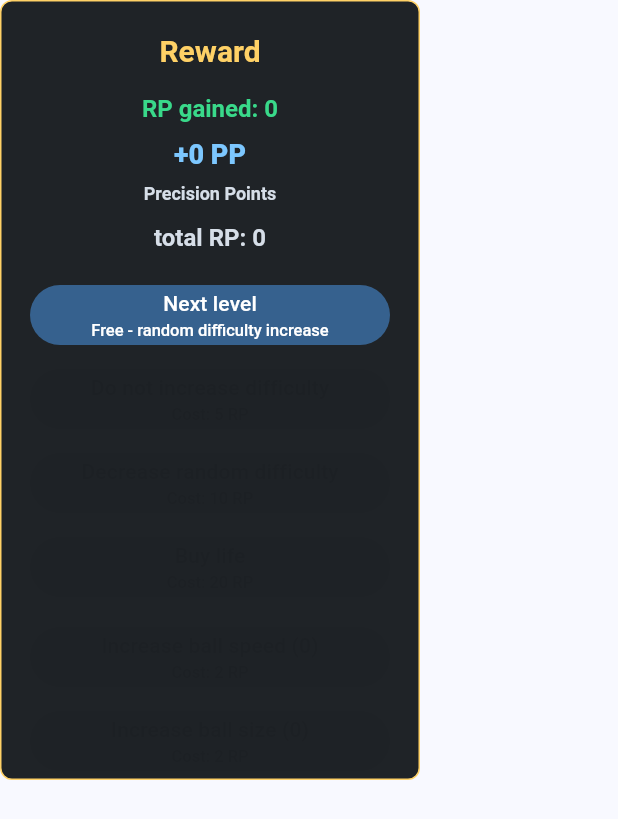
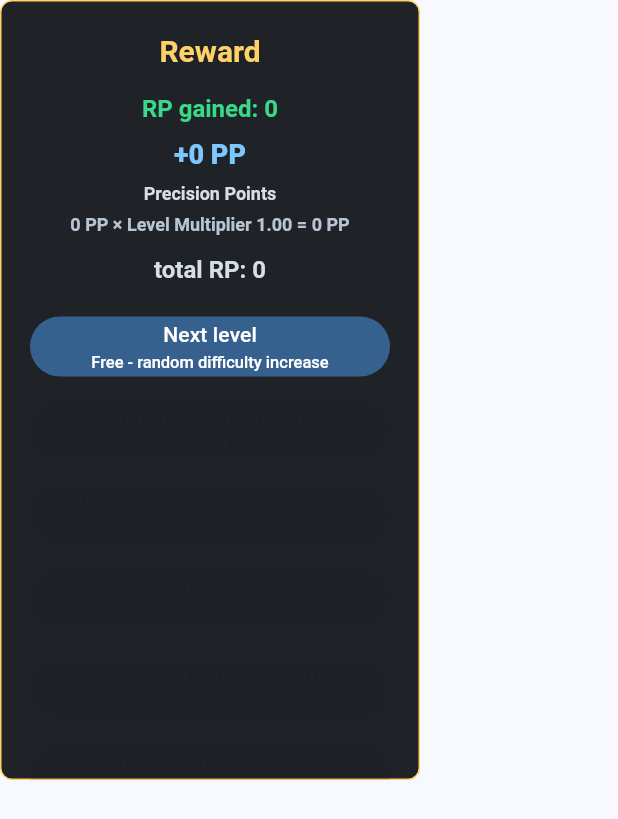
Before and after one commit to negoropo/stoppy_app, a Flutter app: the PostHitRewardOverlay widget shown alone on an empty page, opened directly with empty values, on a phone screen of 412 x 824 dp. Shown: the top 819 px of the screen. Run offline on Flutter 3.47's test engine with Material 3 defaults, Android fonts, the phone set to English and light mode, and no system bars.

Commit message:
Complete Session 8 - Precision Points

```diff
--- a/lib/features/game/config/game_geometry_config.dart
+++ b/lib/features/game/config/game_geometry_config.dart
@@ -5,7 +5,7 @@ class GameGeometryConfig {
     this.safeZoneStartAngle = -math.pi / 3,
     this.safeZoneSweepAngle = math.pi / 3,
     this.targetAngle = math.pi / 4,
-    this.targetToleranceAngle = 0.08,
+    this.targetToleranceAngle = 0.01,
     this.circleStrokeWidth = 10,
     this.safeZoneStrokeWidth = 14,
     this.targetStrokeWidth = 5,
--- a/lib/features/game/domain/level_generator.dart
+++ b/lib/features/game/domain/level_generator.dart
@@ -139,7 +139,7 @@ class LevelGenerator {
 
     // Ball size is deterministic and monotonic: easier levels have a larger
     // contact area, while higher levels shrink it to demand more precision.
-    return _lerpDouble(start: 18, end: 8, level: level);
+    return _lerpDouble(start: 24, end: 8, level: level);
   }
 
   static Duration stopTimeLimitForLevel(int level) {
--- a/lib/features/game/engine/precision_point_result.dart
+++ b/lib/features/game/engine/precision_point_result.dart
@@ -1,11 +1,23 @@
 class PrecisionPointResult {
   const PrecisionPointResult({
     required this.awardedPP,
+    int? basePP,
+    this.levelMultiplier = 1,
     required this.angularDistance,
     required this.normalizedPrecision,
-  });
+  }) : basePP = basePP ?? awardedPP;
 
+  /// Final PP that is shown to the player and added to the run total.
   final int awardedPP;
+
+  /// Base PP produced by the circular precision formula before run-level
+  /// scaling is applied.
+  final int basePP;
+
+  /// Multiplier applied by the current run level. A value of 1 keeps base PP
+  /// unchanged, which is what the base precision calculator returns.
+  final double levelMultiplier;
+
   final double angularDistance;
   final double normalizedPrecision;
 }
--- a/lib/features/game/rendering/game_area_painter.dart
+++ b/lib/features/game/rendering/game_area_painter.dart
@@ -40,6 +40,12 @@ class GameAreaPainter extends CustomPainter {
     canvas.drawCircle(center, radius, circlePaint);
     _drawSafeZoneRewardSegments(canvas, circleRect);
 
+    _drawTargetHitZone(
+      canvas,
+      circleRect,
+      geometry.targetAngle,
+    );
+
     _drawTargetMarker(
       canvas,
       center,
@@ -51,6 +57,26 @@ class GameAreaPainter extends CustomPainter {
       _pointOnCircle(center, radius, ballAngle),
       geometry.ballRadius,
       ballPaint,
+    );
+  }
+
+  void _drawTargetHitZone(
+      Canvas canvas,
+      Rect circleRect,
+      double angle,
+      ) {
+    final hitZonePaint = Paint()
+      ..color = const Color(0x66FFD166)
+      ..style = PaintingStyle.stroke
+      ..strokeWidth = geometry.safeZoneStrokeWidth
+      ..strokeCap = StrokeCap.round;
+
+    canvas.drawArc(
+      circleRect,
+      angle - geometry.targetToleranceAngle,
+      geometry.targetToleranceAngle * 2,
+      false,
+      hitZonePaint,
     );
   }
 
--- a/lib/features/game/widgets/post_hit_reward_overlay.dart
+++ b/lib/features/game/widgets/post_hit_reward_overlay.dart
@@ -85,6 +85,16 @@ class PostHitRewardOverlay extends StatelessWidget {
                 'Precision Points',
                 style: TextStyle(
                   color: Color(0xFFD6DEE8),
+                  fontSize: 12,
+                  fontWeight: FontWeight.w700,
+                  letterSpacing: 0,
+                ),
+              ),
+              const SizedBox(height: 4),
+              Text(
+                _precisionPointBreakdown(precisionPointResult),
+                style: const TextStyle(
+                  color: Color(0xFFB8C5D4),
                   fontSize: 12,
                   fontWeight: FontWeight.w700,
                   letterSpacing: 0,
@@ -185,6 +195,10 @@ class PostHitRewardOverlay extends StatelessWidget {
       ),
     );
   }
+
+  String _precisionPointBreakdown(PrecisionPointResult result) {
+    return '${result.basePP} PP × Level Multiplier ${result.levelMultiplier.toStringAsFixed(2)} = ${result.awardedPP} PP';
+  }
 }
 
 class RewardMenuButton extends StatelessWidget {
```
Also changed, not shown: lib/features/game/game_screen.dart (+45 -8 lines), 5 other files.
